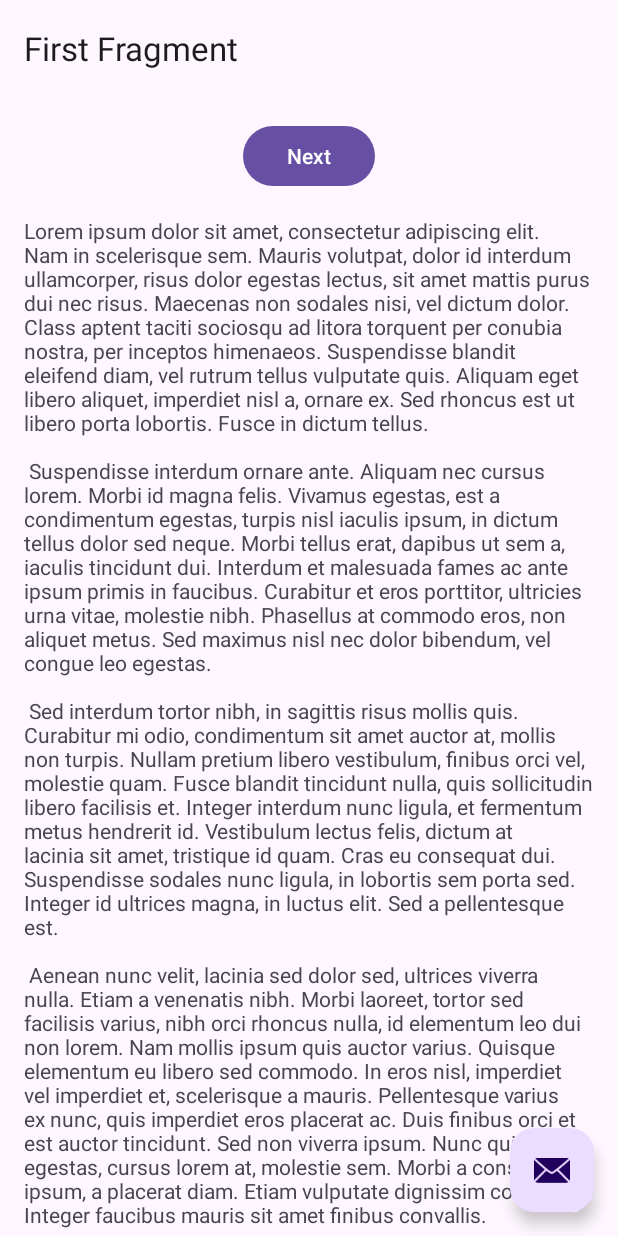
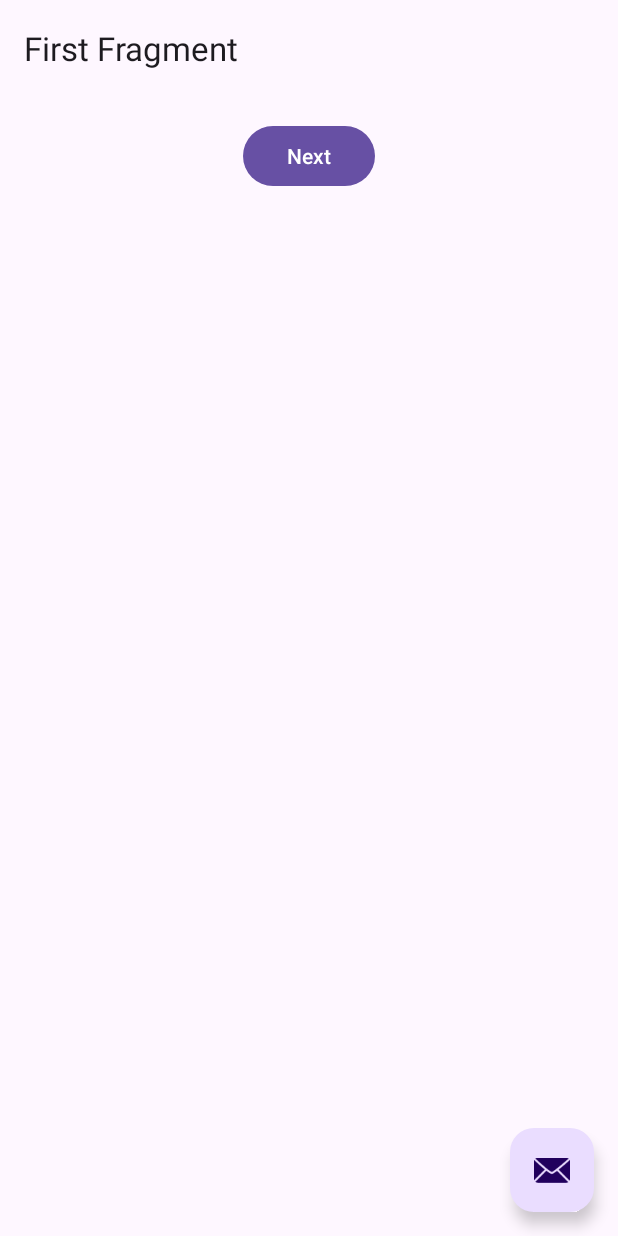
Before and after one commit to mattyjohnson/firmament, an Android app: the screen it shows after launch (MainActivity), on a phone screen of 412 x 824 dp. Run offline under Robolectric (Android 15) with nearby library versions, the phone set to English and light mode, and no system bars; our stand-ins replace navigation-ui.

Commit message:
Remove example code

```diff
--- a/app/src/main/java/com/nomaditas/firmament/FirstFragment.kt
+++ /dev/null
@@ -1,43 +0,0 @@
-package com.nomaditas.firmament
-
-import android.os.Bundle
-import android.view.LayoutInflater
-import android.view.View
-import android.view.ViewGroup
-import androidx.fragment.app.Fragment
-import androidx.navigation.fragment.findNavController
-import com.nomaditas.firmament.databinding.FragmentFirstBinding
-
-/**
- * A simple [Fragment] subclass as the default destination in the navigation.
- */
-class FirstFragment : Fragment() {
-
-    private var _binding: FragmentFirstBinding? = null
-
-    // This property is only valid between onCreateView and
-    // onDestroyView.
-    private val binding get() = _binding!!
-
-    override fun onCreateView(
-        inflater: LayoutInflater,
-        container: ViewGroup?,
-        savedInstanceState: Bundle?,
-    ): View {
-        _binding = FragmentFirstBinding.inflate(inflater, container, false)
-        return binding.root
-    }
-
-    override fun onViewCreated(view: View, savedInstanceState: Bundle?) {
-        super.onViewCreated(view, savedInstanceState)
-
-        binding.buttonFirst.setOnClickListener {
-            findNavController().navigate(R.id.action_FirstFragment_to_SecondFragment)
-        }
-    }
-
-    override fun onDestroyView() {
-        super.onDestroyView()
-        _binding = null
-    }
-}
--- /dev/null
+++ b/app/src/main/java/com/nomaditas/firmament/GalleryFragment.kt
@@ -0,0 +1,27 @@
+package com.nomaditas.firmament
+
+import android.os.Bundle
+import android.view.LayoutInflater
+import android.view.View
+import android.view.ViewGroup
+import androidx.fragment.app.Fragment
+import com.nomaditas.firmament.databinding.FragmentGalleryBinding
+
+class GalleryFragment : Fragment() {
+    private var _binding: FragmentGalleryBinding? = null
+    private val binding get() = _binding!!
+
+    override fun onCreateView(
+        inflater: LayoutInflater,
+        container: ViewGroup?,
+        savedInstanceState: Bundle?,
+    ): View {
+        _binding = FragmentGalleryBinding.inflate(inflater, container, false)
+        return binding.root
+    }
+
+    override fun onDestroyView() {
+        super.onDestroyView()
+        _binding = null
+    }
+}
--- a/app/src/main/res/layout/fragment_first.xml
+++ b/app/src/main/res/layout/fragment_details.xml
@@ -4,7 +4,7 @@
     xmlns:tools="http://schemas.android.com/tools"
     android:layout_width="match_parent"
     android:layout_height="match_parent"
-    tools:context=".FirstFragment">
+    tools:context=".DetailsFragment">
 
     <androidx.constraintlayout.widget.ConstraintLayout
         android:layout_width="match_parent"
@@ -12,25 +12,23 @@
         android:padding="16dp">
 
         <Button
-            android:id="@+id/button_first"
+            android:id="@+id/button_second"
             android:layout_width="wrap_content"
             android:layout_height="wrap_content"
-            android:text="@string/next"
-            app:layout_constraintBottom_toTopOf="@id/textview_first"
+            android:text="@string/previous"
+            app:layout_constraintBottom_toTopOf="@id/textview_second"
             app:layout_constraintEnd_toEndOf="parent"
             app:layout_constraintStart_toStartOf="parent"
             app:layout_constraintTop_toTopOf="parent" />
-        />
 
         <TextView
-            android:id="@+id/textview_first"
+            android:id="@+id/textview_second"
             android:layout_width="wrap_content"
             android:layout_height="wrap_content"
             android:layout_marginTop="16dp"
-            android:text="@string/lorem_ipsum"
             app:layout_constraintBottom_toBottomOf="parent"
             app:layout_constraintEnd_toEndOf="parent"
             app:layout_constraintStart_toStartOf="parent"
-            app:layout_constraintTop_toBottomOf="@id/button_first" />
+            app:layout_constraintTop_toBottomOf="@id/button_second" />
     </androidx.constraintlayout.widget.ConstraintLayout>
 </androidx.core.widget.NestedScrollView>
--- a/app/src/main/res/layout/fragment_second.xml
+++ b/app/src/main/res/layout/fragment_gallery.xml
@@ -4,7 +4,7 @@
     xmlns:tools="http://schemas.android.com/tools"
     android:layout_width="match_parent"
     android:layout_height="match_parent"
-    tools:context=".SecondFragment">
+    tools:context=".GalleryFragment">
 
     <androidx.constraintlayout.widget.ConstraintLayout
         android:layout_width="match_parent"
@@ -12,24 +12,24 @@
         android:padding="16dp">
 
         <Button
-            android:id="@+id/button_second"
+            android:id="@+id/button_first"
             android:layout_width="wrap_content"
             android:layout_height="wrap_content"
-            android:text="@string/previous"
-            app:layout_constraintBottom_toTopOf="@id/textview_second"
+            android:text="@string/next"
+            app:layout_constraintBottom_toTopOf="@id/textview_first"
             app:layout_constraintEnd_toEndOf="parent"
             app:layout_constraintStart_toStartOf="parent"
             app:layout_constraintTop_toTopOf="parent" />
+        />
 
         <TextView
-            android:id="@+id/textview_second"
+            android:id="@+id/textview_first"
             android:layout_width="wrap_content"
             android:layout_height="wrap_content"
             android:layout_marginTop="16dp"
-            android:text="@string/lorem_ipsum"
             app:layout_constraintBottom_toBottomOf="parent"
             app:layout_constraintEnd_toEndOf="parent"
             app:layout_constraintStart_toStartOf="parent"
-            app:layout_constraintTop_toBottomOf="@id/button_second" />
+            app:layout_constraintTop_toBottomOf="@id/button_first" />
     </androidx.constraintlayout.widget.ConstraintLayout>
 </androidx.core.widget.NestedScrollView>
--- a/app/src/main/res/navigation/nav_graph.xml
+++ b/app/src/main/res/navigation/nav_graph.xml
@@ -7,9 +7,9 @@
 
     <fragment
         android:id="@+id/FirstFragment"
-        android:name="com.nomaditas.firmament.FirstFragment"
+        android:name="com.nomaditas.firmament.GalleryFragment"
         android:label="@string/first_fragment_label"
-        tools:layout="@layout/fragment_first">
+        tools:layout="@layout/fragment_gallery">
 
         <action
             android:id="@+id/action_FirstFragment_to_SecondFragment"
@@ -17,9 +17,9 @@
     </fragment>
     <fragment
         android:id="@+id/SecondFragment"
-        android:name="com.nomaditas.firmament.SecondFragment"
+        android:name="com.nomaditas.firmament.DetailsFragment"
         android:label="@string/second_fragment_label"
-        tools:layout="@layout/fragment_second">
+        tools:layout="@layout/fragment_details">
 
         <action
             android:id="@+id/action_SecondFragment_to_FirstFragment"
--- a/app/src/main/res/values/strings.xml
+++ b/app/src/main/res/values/strings.xml
@@ -1,46 +1,7 @@
 <resources>
     <string name="app_name">Firmament</string>
-    <string name="action_settings">Settings</string>
-    <!-- Strings used for fragments for navigation -->
     <string name="first_fragment_label">First Fragment</string>
     <string name="second_fragment_label">Second Fragment</string>
     <string name="next">Next</string>
     <string name="previous">Previous</string>
-
-    <string name="lorem_ipsum">
-        Lorem ipsum dolor sit amet, consectetur adipiscing elit. Nam in scelerisque sem. Mauris
-        volutpat, dolor id interdum ullamcorper, risus dolor egestas lectus, sit amet mattis purus
-        dui nec risus. Maecenas non sodales nisi, vel dictum dolor. Class aptent taciti sociosqu ad
-        litora torquent per conubia nostra, per inceptos himenaeos. Suspendisse blandit eleifend
-        diam, vel rutrum tellus vulputate quis. Aliquam eget libero aliquet, imperdiet nisl a,
-        ornare ex. Sed rhoncus est ut libero porta lobortis. Fusce in dictum tellus.\n\n
-        Suspendisse interdum ornare ante. Aliquam nec cursus lorem. Morbi id magna felis. Vivamus
-        egestas, est a condimentum egestas, turpis nisl iaculis ipsum, in dictum tellus dolor sed
-        neque. Morbi tellus erat, dapibus ut sem a, iaculis tincidunt dui. Interdum et malesuada
-        fames ac ante ipsum primis in faucibus. Curabitur et eros porttitor, ultricies urna vitae,
-        molestie nibh. Phasellus at commodo eros, non aliquet metus. Sed maximus nisl nec dolor
-        bibendum, vel congue leo egestas.\n\n
-        Sed interdum tortor nibh, in sagittis risus mollis quis. Curabitur mi odio, condimentum sit
-        amet auctor at, mollis non turpis. Nullam pretium libero vestibulum, finibus orci vel,
-        molestie quam. Fusce blandit tincidunt nulla, quis sollicitudin libero facilisis et. Integer
-        interdum nunc ligula, et fermentum metus hendrerit id. Vestibulum lectus felis, dictum at
-        lacinia sit amet, tristique id quam. Cras eu consequat dui. Suspendisse sodales nunc ligula,
-        in lobortis sem porta sed. Integer id ultrices magna, in luctus elit. Sed a pellentesque
-        est.\n\n
-        Aenean nunc velit, lacinia sed dolor sed, ultrices viverra nulla. Etiam a venenatis nibh.
-        Morbi laoreet, tortor sed facilisis varius, nibh orci rhoncus nulla, id elementum leo dui
-        non lorem. Nam mollis ipsum quis auctor varius. Quisque elementum eu libero sed commodo. In
-        eros nisl, imperdiet vel imperdiet et, scelerisque a mauris. Pellentesque varius ex nunc,
-        quis imperdiet eros placerat ac. Duis finibus orci et est auctor tincidunt. Sed non viverra
-        ipsum. Nunc quis augue egestas, cursus lorem at, molestie sem. Morbi a consectetur ipsum, a
-        placerat diam. Etiam vulputate dignissim convallis. Integer faucibus mauris sit amet finibus
-        convallis.\n\n
-        Phasellus in aliquet mi. Pellentesque habitant morbi tristique senectus et netus et
-        malesuada fames ac turpis egestas. In volutpat arcu ut felis sagittis, in finibus massa
-        gravida. Pellentesque id tellus orci. Integer dictum, lorem sed efficitur ullamcorper,
-        libero justo consectetur ipsum, in mollis nisl ex sed nisl. Donec maximus ullamcorper
-        sodales. Praesent bibendum rhoncus tellus nec feugiat. In a ornare nulla. Donec rhoncus
-        libero vel nunc consequat, quis tincidunt nisl eleifend. Cras bibendum enim a justo luctus
-        vestibulum. Fusce dictum libero quis erat maximus, vitae volutpat diam dignissim.
-    </string>
 </resources>
```
Also changed, not shown: app/src/main/java/com/nomaditas/firmament/DetailsFragment.kt (added, +27 -0 lines), app/src/main/java/com/nomaditas/firmament/SecondFragment.kt (deleted, +0 -43 lines), app/src/main/res/menu/menu_main.xml (deleted, +0 -10 lines).
